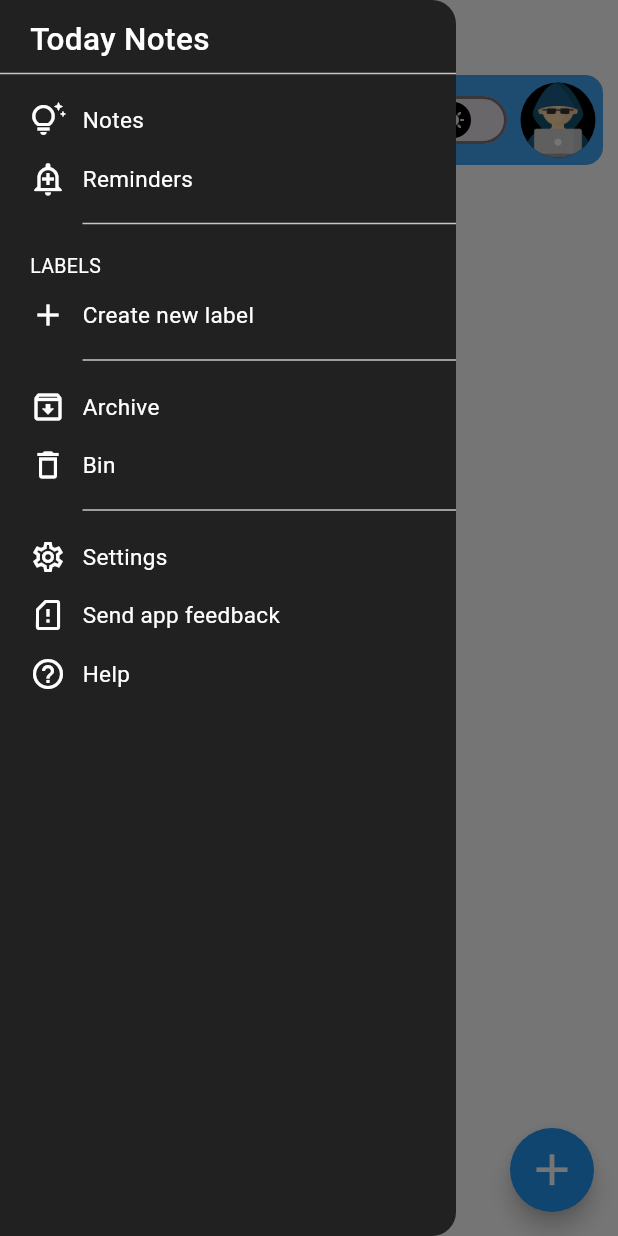
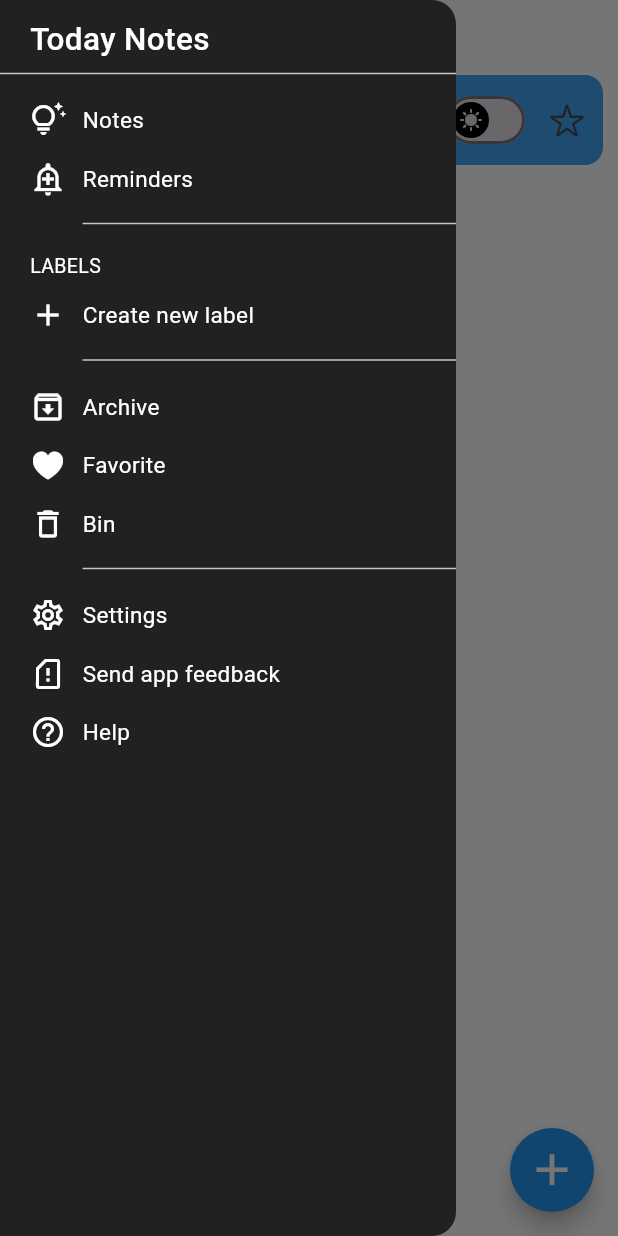
Before and after one commit to AbrarSumra/todo_app, a Flutter app: the screen it shows after launch, with the side drawer open, on a phone screen of 412 x 824 dp. Run offline on Flutter 3.47's test engine with Material 2 defaults, Android fonts, the phone set to English and light mode, and no system bars.

Commit message:
initial commit

```diff
--- a/lib/constant/icon_name_button.dart
+++ b/lib/constant/icon_name_button.dart
@@ -1,7 +1,8 @@
 import 'package:flutter/material.dart';
 
 class IconNameButton extends StatelessWidget {
-  IconNameButton({
+  IconNameButton(
+    this.onTap, {
     super.key,
     required this.iconData,
     required this.name,
@@ -9,6 +10,7 @@ class IconNameButton extends StatelessWidget {
 
   IconData iconData;
   String name;
+  VoidCallback onTap;
 
   @override
   Widget build(BuildContext context) {
@@ -16,7 +18,9 @@ class IconNameButton extends StatelessWidget {
       padding: const EdgeInsets.symmetric(horizontal: 20),
       child: Column(
         children: [
-          Row(
+          InkWell(
+            onTap: onTap,
+            child: Row(
               children: [
                 Icon(
                   iconData,
@@ -32,6 +36,7 @@ class IconNameButton extends StatelessWidget {
                 )
               ],
             ),
+          ),
           const SizedBox(height: 10)
         ],
       ),
--- a/lib/screens/drawer_screen.dart
+++ b/lib/screens/drawer_screen.dart
@@ -1,9 +1,12 @@
 import 'package:flutter/cupertino.dart';
 import 'package:flutter/material.dart';
 import 'package:wscube_todo_app/constant/icon_name_button.dart';
+import 'package:wscube_todo_app/screens/favorite_screen.dart';
+import 'package:wscube_todo_app/screens/note.dart';
 
 class DrawerScreen extends StatelessWidget {
-  const DrawerScreen({super.key});
+  DrawerScreen({super.key});
+  final List<Note> favoriteNotes = [];
 
   @override
   Widget build(BuildContext context) {
@@ -31,11 +34,13 @@ class DrawerScreen extends StatelessWidget {
             const Divider(),
             const SizedBox(height: 11),
             IconNameButton(
+              () {},
               iconData: Icons.tips_and_updates_outlined,
               name: "Notes",
             ),
             const SizedBox(height: 5),
             IconNameButton(
+              () {},
               iconData: Icons.add_alert_outlined,
               name: "Reminders",
             ),
@@ -57,33 +62,52 @@ class DrawerScreen extends StatelessWidget {
             ),
             const SizedBox(height: 11),
             IconNameButton(
+              () {},
               iconData: Icons.add,
               name: "Create new label",
             ),
             const Divider(indent: 55),
             const SizedBox(height: 11),
             IconNameButton(
+              () {},
               iconData: Icons.archive_outlined,
               name: "Archive",
             ),
             const SizedBox(height: 5),
             IconNameButton(
+              () {
+                Navigator.push(
+                    context,
+                    MaterialPageRoute(
+                        builder: (ctx) => FavouriteScreen(
+                              favouriteNote: favoriteNotes,
+                            )));
+              },
+              iconData: CupertinoIcons.heart_fill,
+              name: "Favorite",
+            ),
+            const SizedBox(height: 5),
+            IconNameButton(
+              () {},
               iconData: Icons.delete_outline,
               name: "Bin",
             ),
             const Divider(indent: 55),
             const SizedBox(height: 11),
             IconNameButton(
+              () {},
               iconData: Icons.settings_outlined,
               name: "Settings",
             ),
             const SizedBox(height: 5),
             IconNameButton(
+              () {},
               iconData: Icons.sim_card_alert_outlined,
               name: "Send app feedback",
             ),
             const SizedBox(height: 5),
             IconNameButton(
+              () {},
               iconData: Icons.help_outline,
               name: "Help",
             ),
--- a/lib/screens/home_screen.dart
+++ b/lib/screens/home_screen.dart
@@ -1,5 +1,7 @@
+import 'package:flutter/cupertino.dart';
 import 'package:flutter/material.dart';
 import 'package:wscube_todo_app/screens/drawer_screen.dart';
+import 'package:wscube_todo_app/screens/favorite_screen.dart';
 import 'package:wscube_todo_app/screens/new_note.dart';
 import 'package:wscube_todo_app/screens/note.dart';
 
@@ -12,25 +14,11 @@ class HomeScreen extends StatefulWidget {
 
 class _HomeScreenState extends State<HomeScreen> {
   List<Note> noteList = [];
-  List<Note> filterNotes = [];
-  late Note _deletedNote;
+  List<Note> favouriteNotes = [];
   bool isLight = false;
+  bool isFavourite = false;
+
   final GlobalKey<ScaffoldState> _scaffoldKey = GlobalKey<ScaffoldState>();
-
-  /*@override
-  void initState() {
-    filterNotes = widget.notes;
-    super.initState();
-  }
-
-  void _filterNotes(String query) {
-    setState(() {
-      filterNotes = widget.notes.where((note) {
-        return note.title.toLowerCase().contains(query.toLowerCase()) ||
-            note.description.toLowerCase().contains(query.toLowerCase());
-      }).toList();
-    });
-  }*/
 
   @override
   Widget build(BuildContext context) {
@@ -93,14 +81,24 @@ class _HomeScreenState extends State<HomeScreen> {
                       setState(() {});
                     },
                   ),
-                  const Padding(
+                  IconButton(
+                    onPressed: () {
+                      Navigator.push(
+                          context,
+                          MaterialPageRoute(
+                              builder: (ctx) => FavouriteScreen(
+                                  favouriteNote: favouriteNotes)));
+                    },
+                    icon: const Icon(CupertinoIcons.star),
+                  )
+                  /*const Padding(
                     padding: EdgeInsets.all(5.0),
                     child: CircleAvatar(
                       maxRadius: 25,
                       backgroundColor: Colors.black,
                       backgroundImage: AssetImage("assets/images/hacker.png"),
                     ),
-                  )
+                  )*/
                 ],
               ),
             ),
@@ -113,7 +111,7 @@ class _HomeScreenState extends State<HomeScreen> {
                   return InkWell(
                     onTap: () {
                       Navigator.push(context,
-                          MaterialPageRoute(builder: (ctx) => const NewNote()));
+                          MaterialPageRoute(builder: (ctx) => NewNote()));
                     },
                     child: Container(
                       margin: const EdgeInsets.all(10),
@@ -155,11 +153,33 @@ class _HomeScreenState extends State<HomeScreen> {
                           Column(
                             crossAxisAlignment: CrossAxisAlignment.end,
                             children: [
+                              Row(
+                                children: [
+                                  IconButton(
+                                    onPressed: () {
+                                      setState(() {
+                                        isFavourite = !isFavourite;
+                                        note.isFavourite = !note.isFavourite;
+                                        if (note.isFavourite) {
+                                          favouriteNotes.add(note);
+                                        } else {
+                                          favouriteNotes.remove(note);
+                                        }
+                                      });
+                                    },
+                                    icon: isFavourite
+                                        ? const Icon(
+                                            CupertinoIcons.heart_fill,
+                                            color: Colors.red,
+                                          )
+                                        : const Icon(CupertinoIcons.heart),
+                                  ),
                                   IconButton(
                                     onPressed: () {
                                       setState(() {
                                         noteList.remove(note);
-                                    ScaffoldMessenger.of(context).showSnackBar(
+                                        ScaffoldMessenger.of(context)
+                                            .showSnackBar(
                                           SnackBar(
                                             content: const Text(
                                               "Note Deleted...",
@@ -168,14 +188,14 @@ class _HomeScreenState extends State<HomeScreen> {
                                                 fontSize: 15,
                                               ),
                                             ),
-                                        backgroundColor: Colors.grey.shade400,
+                                            backgroundColor:
+                                                Colors.grey.shade400,
                                             action: SnackBarAction(
                                                 label: "Undo",
                                                 textColor: Colors.blue,
                                                 onPressed: () {
                                                   setState(() {
-                                                _deletedNote = note;
-                                                noteList.add(_deletedNote);
+                                                    noteList.add(note);
                                                   });
                                                 }),
                                           ),
@@ -186,6 +206,8 @@ class _HomeScreenState extends State<HomeScreen> {
                                       Icons.delete_forever,
                                       color: Colors.red,
                                     ),
+                                  ),
+                                ],
                               ),
                               Text(
                                 note.time,
@@ -226,7 +248,7 @@ class _HomeScreenState extends State<HomeScreen> {
           }
         },
       ),
-      drawer: const DrawerScreen(),
+      drawer: DrawerScreen(),
     );
   }
 }
--- a/lib/screens/note.dart
+++ b/lib/screens/note.dart
@@ -1,12 +1,14 @@
 class Note {
-  Note(
-    this.title,
-    this.description,
-    this.time,
-    this.date,
-  );
+  Note({
+    required this.title,
+    required this.description,
+    required this.time,
+    required this.date,
+    this.isFavourite = false,
+  });
   final String title;
   final String description;
   final String time;
+  bool isFavourite;
   DateTime date = DateTime.now();
 }
```
Also changed, not shown: lib/screens/favorite_screen.dart (added, +117 -0 lines), lib/screens/new_note.dart (+5 -4 lines). Lines whose indentation alone changed are shown as unchanged.
